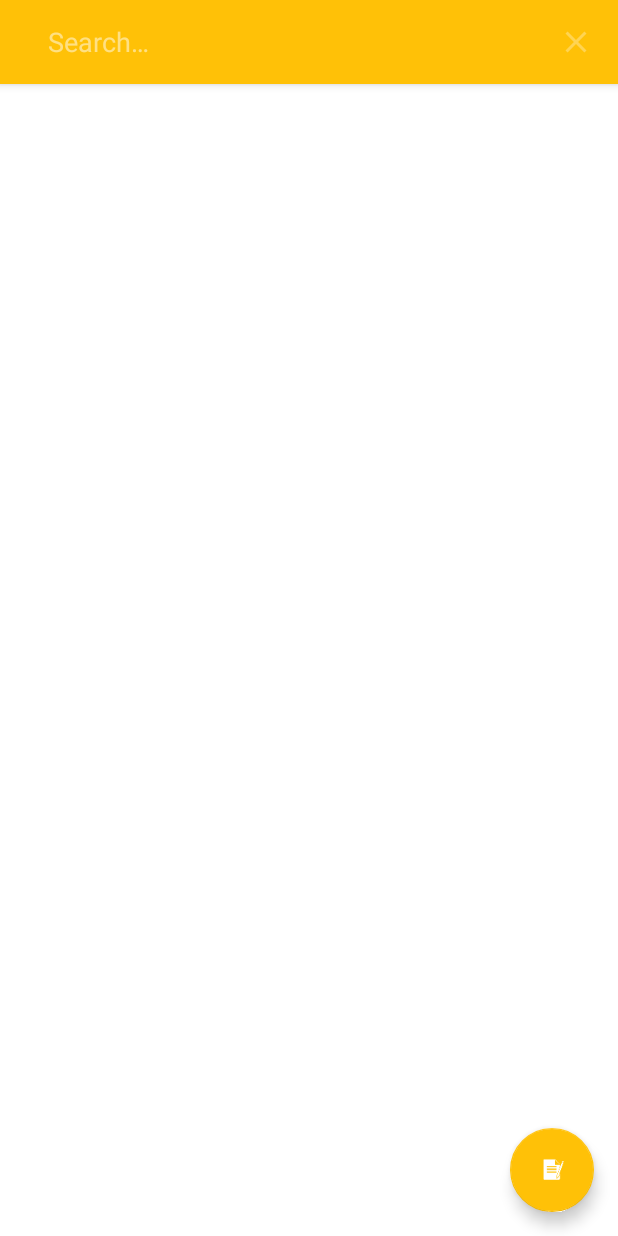
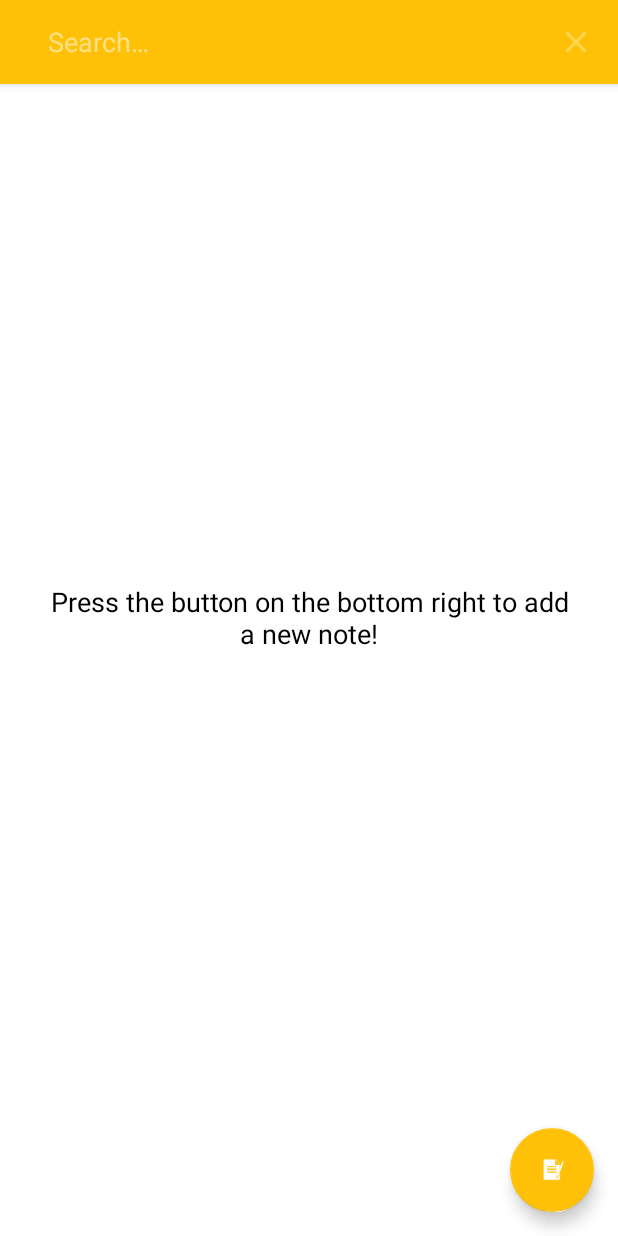
Before and after one commit to RafhaanShah/Simple-Notes, an Android app: the screen it shows after launch (NotesList), after a tap on "Search", on a phone screen of 412 x 824 dp. Run offline under Robolectric (Android 15) with nearby library versions, the phone set to English and light mode, and no system bars.

Commit message:
Add a text view that shows when the notes list is empty

```diff
--- a/app/src/main/java/com/rafapps/simplenotes/NotesList.java
+++ b/app/src/main/java/com/rafapps/simplenotes/NotesList.java
@@ -21,6 +21,7 @@ import android.view.View;
 import android.view.Window;
 import android.view.WindowManager;
 import android.view.inputmethod.EditorInfo;
+import android.widget.TextView;
 
 import java.io.File;
 import java.io.FilenameFilter;
@@ -34,6 +35,7 @@ public class NotesList extends AppCompatActivity implements SearchView.OnQueryTe
     private String[] filesList;
     private Long[] datesList;
     private RecyclerView recyclerView;
+    private TextView emptyText;
     private NotesListAdapter notesListAdapter;
     private FloatingActionButton fab;
     private SharedPreferences preferences;
@@ -50,7 +52,7 @@ public class NotesList extends AppCompatActivity implements SearchView.OnQueryTe
         getFiles();
 
         fab = findViewById(R.id.fab);
-
+        emptyText = findViewById(R.id.emptyText);
         recyclerView = findViewById(R.id.recyclerView);
         LinearLayoutManager linearLayoutManager = new LinearLayoutManager(this);
         recyclerView.setLayoutManager(linearLayoutManager);
@@ -79,7 +81,6 @@ public class NotesList extends AppCompatActivity implements SearchView.OnQueryTe
 
     private void applyColours() {
         checkColours();
-
         if (Build.VERSION.SDK_INT >= Build.VERSION_CODES.LOLLIPOP) {
             Window window = getWindow();
             window.addFlags(WindowManager.LayoutParams.FLAG_DRAWS_SYSTEM_BAR_BACKGROUNDS);
@@ -92,9 +93,8 @@ public class NotesList extends AppCompatActivity implements SearchView.OnQueryTe
 
         findViewById(R.id.toolbar).setBackgroundColor(preferences.getInt("colourPrimary", 0));
         findViewById(R.id.constraintLayout).setBackgroundColor(preferences.getInt("colourBackground", 0));
-
+        emptyText.setTextColor(preferences.getInt("colourFont", 0));
         fab.setBackgroundTintList(ColorStateList.valueOf(preferences.getInt("colourPrimary", 0)));
-
     }
 
     private void checkColours() {
@@ -114,7 +114,6 @@ public class NotesList extends AppCompatActivity implements SearchView.OnQueryTe
                 WindowManager.LayoutParams.SOFT_INPUT_STATE_ALWAYS_HIDDEN
         );
 
-
         SearchView searchView = findViewById(R.id.searchButton);
         if (searchView != null) {
             if (!searchView.isIconified()) {
@@ -124,7 +123,13 @@ public class NotesList extends AppCompatActivity implements SearchView.OnQueryTe
 
         getFiles();
         notesListAdapter.updateDataList(filesList, datesList);
-        recyclerView.invalidate();
+        //recyclerView.invalidate();
+
+        if (notesListAdapter.getItemCount() == 0) {
+            emptyText.setVisibility(View.VISIBLE);
+        } else if (emptyText.getVisibility() == View.VISIBLE) {
+            emptyText.setVisibility(View.GONE);
+        }
 
         findViewById(R.id.coordinatorLayout).clearFocus();
 
--- a/app/src/main/res/layout/activity_notes_list.xml
+++ b/app/src/main/res/layout/activity_notes_list.xml
@@ -25,6 +25,18 @@
 
     <include layout="@layout/content_notes_list" />
 
+    <TextView
+        android:id="@+id/emptyText"
+        android:layout_width="wrap_content"
+        android:layout_height="wrap_content"
+        android:layout_marginEnd="30dp"
+        android:layout_marginStart="30dp"
+        android:layout_gravity="center"
+        android:textAlignment="center"
+        android:text="Press the button on the bottom right to add a new note!"
+        android:textSize="18sp"
+        android:visibility="gone" />
+
     <android.support.design.widget.FloatingActionButton
         android:id="@+id/fab"
         android:layout_width="wrap_content"
```
